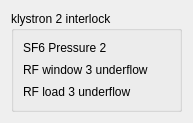
Above: src/widgets/klystron2ictk.ui from srgblnch/LinacGUI before the change. Below: the same form after it.
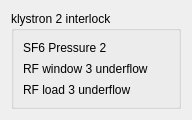
That is the form after the change. Custom widgets are drawn as their Qt base class.

```diff
--- a/src/widgets/klystron2ictk.ui
+++ b/src/widgets/klystron2ictk.ui
@@ -20,6 +20,13 @@
       <string>klystron 2 interlock</string>
      </property>
      <layout class="QGridLayout" name="gridLayout_2">
+      <item row="1" column="0">
+       <widget class="QLabel" name="rfw3Label">
+        <property name="text">
+         <string>RF window 3 underflow</string>
+        </property>
+       </widget>
+      </item>
       <item row="0" column="0">
        <widget class="QLabel" name="sf6p2Label">
         <property name="text">
@@ -27,38 +34,26 @@
         </property>
        </widget>
       </item>
+      <item row="2" column="0">
+       <widget class="QLabel" name="rfl3Label">
+        <property name="text">
+         <string>RF load 3 underflow</string>
+        </property>
+       </widget>
+      </item>
       <item row="0" column="1">
        <widget class="TaurusLed" name="sf6p2Led">
         <property name="minimumSize">
          <size>
-          <width>16</width>
-          <height>16</height>
+          <width>15</width>
+          <height>15</height>
          </size>
         </property>
         <property name="maximumSize">
          <size>
-          <width>16</width>
-          <height>16</height>
+          <width>15</width>
+          <height>15</height>
          </size>
-        </property>
-        <property name="ledStatus">
-         <bool>false</bool>
-        </property>
-        <property name="ledPattern" stdset="0">
-         <string>:leds/images256/led_{color}_on.png</string>
-        </property>
-        <property name="model">
-         <string>li/ct/plc1/sf6_p2_st</string>
-        </property>
-        <property name="offColor">
-         <string>red</string>
-        </property>
-       </widget>
-      </item>
-      <item row="1" column="0">
-       <widget class="QLabel" name="w3Label">
-        <property name="text">
-         <string>RF window 3 underflow</string>
         </property>
        </widget>
       </item>
@@ -66,31 +61,15 @@
        <widget class="TaurusLed" name="w3Led">
         <property name="minimumSize">
          <size>
-          <width>16</width>
-          <height>16</height>
+          <width>15</width>
+          <height>15</height>
          </size>
         </property>
         <property name="maximumSize">
          <size>
-          <width>16</width>
-          <height>16</height>
+          <width>15</width>
+          <height>15</height>
          </size>
-        </property>
-        <property name="ledStatus">
-         <bool>false</bool>
-        </property>
-        <property name="ledPattern" stdset="0">
-         <string>:leds/images256/led_{color}_{status}.png</string>
-        </property>
-        <property name="offColor">
-         <string>white</string>
-        </property>
-       </widget>
-      </item>
-      <item row="2" column="0">
-       <widget class="QLabel" name="rl3Label">
-        <property name="text">
-         <string>RF load 3 underflow</string>
         </property>
        </widget>
       </item>
@@ -98,14 +77,14 @@
        <widget class="TaurusLed" name="rl3Led">
         <property name="minimumSize">
          <size>
-          <width>16</width>
-          <height>16</height>
+          <width>15</width>
+          <height>15</height>
          </size>
         </property>
         <property name="maximumSize">
          <size>
-          <width>16</width>
-          <height>16</height>
+          <width>15</width>
+          <height>15</height>
          </size>
         </property>
         <property name="ledStatus">
```
Left out of the diff: 13 changed lines with no effect on the pictures.
